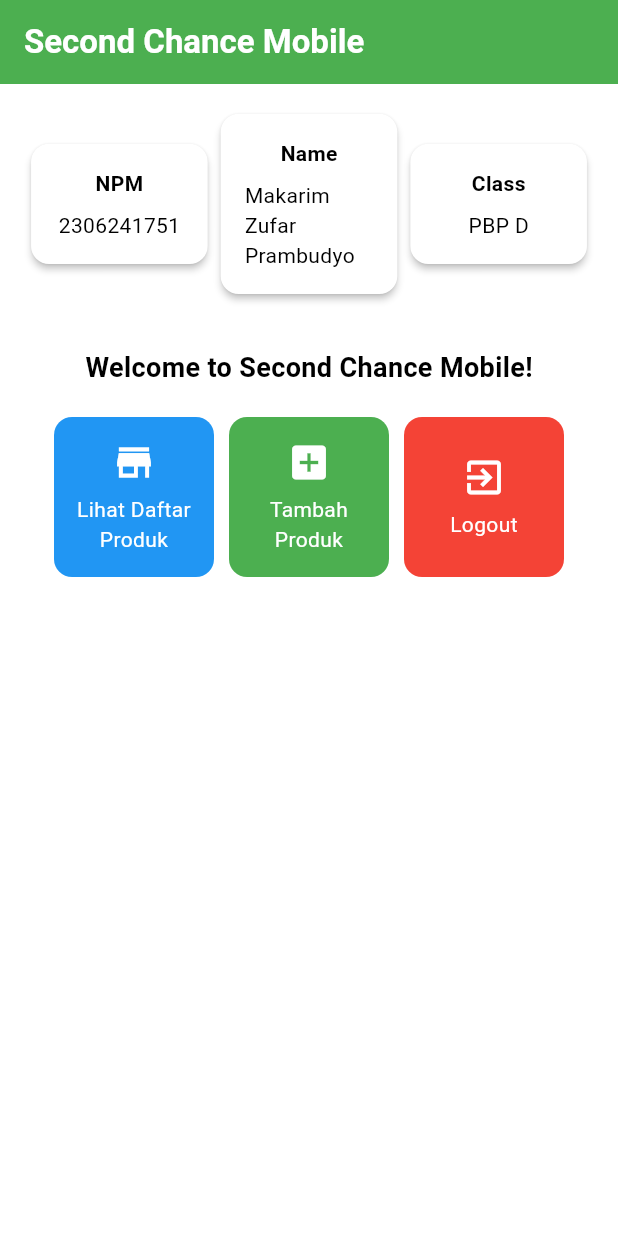
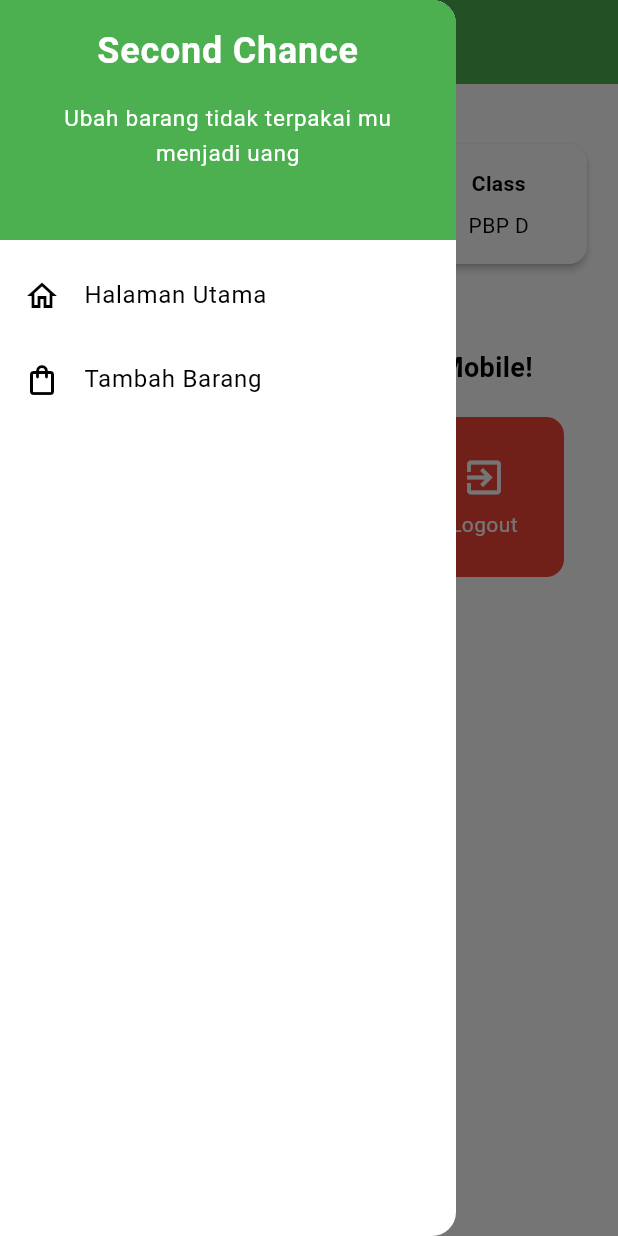
Before and after one commit to MakarimZufar/SecondChanceMobile, a Flutter app: the screen it shows after launch, with the side drawer open (before the commit the screen has no drawer), on a phone screen of 412 x 824 dp. Run offline on Flutter 3.47's test engine with Material 3 defaults, Android fonts, the phone set to English and light mode, and no system bars.

Commit message:
selesai tugas 8

```diff
--- a/lib/main.dart
+++ b/lib/main.dart
@@ -1,5 +1,5 @@
 import 'package:flutter/material.dart';
-import 'package:second_chance_mobile/menu.dart';
+import 'package:second_chance_mobile/screens/menu.dart';
 
 void main() {
   runApp(const MyApp());
--- a/lib/menu.dart
+++ b/lib/screens/menu.dart
@@ -1,4 +1,6 @@
 import 'package:flutter/material.dart';
+import 'package:second_chance_mobile/widgets/left_drawer.dart';
+import 'package:second_chance_mobile/widgets/product_card.dart';
 
 class MyHomePage extends StatelessWidget {
     final String npm = '2306241751'; // NPM
@@ -23,6 +25,7 @@ class MyHomePage extends StatelessWidget {
     return Scaffold(
       // AppBar adalah bagian atas halaman yang menampilkan judul.
       appBar: AppBar(
+        iconTheme: const IconThemeData(color: Colors.white),
         // Judul aplikasi "second chance mobile" dengan teks putih dan tebal.
         title: const Text(
           'Second Chance Mobile',
@@ -34,6 +37,7 @@ class MyHomePage extends StatelessWidget {
         // Warna latar belakang AppBar diambil dari skema warna tema aplikasi.
         backgroundColor: Theme.of(context).colorScheme.primary,
       ),
+      drawer: const LeftDrawer(),
       // Body halaman dengan padding di sekelilingnya.
       body: Padding(
         padding: const EdgeInsets.all(16.0),
@@ -130,67 +134,3 @@ class InfoCard extends StatelessWidget {
     );
   }
 }
-
-class ItemHomepage {
-  final String name;
-  final IconData icon;
-
-  ItemHomepage(this.name, this.icon);
-}
-
-class ItemCard extends StatelessWidget {
-  final ItemHomepage item;
-
-  const ItemCard(this.item, {super.key});
-
-  Color getColor() {
-    switch (item.name) {
-      case "Lihat Daftar Produk":
-        return Colors.blue; // Warna untuk tombol "Lihat Daftar Produk"
-      case "Tambah Produk":
-        return Colors.green; // Warna untuk tombol "Tambah Produk"
-      case "Logout":
-        return Colors.red; // Warna untuk tombol "Logout"
-      default:
-        return Colors.grey; // Default warna jika ada yang lain
-    }
-  }
-
-  @override
-  Widget build(BuildContext context) {
-    return Material(
-      color: getColor(), // Pakai warna yang ditentukan oleh fungsi getColor
-      borderRadius: BorderRadius.circular(12),
-      child: InkWell(
-        onTap: () {
-          ScaffoldMessenger.of(context)
-            ..hideCurrentSnackBar()
-            ..showSnackBar(SnackBar(
-              content: Text("Kamu telah menekan tombol ${item.name}!"),
-            ));
-        },
-        child: Container(
-          padding: const EdgeInsets.all(8),
-          child: Center(
-            child: Column(
-              mainAxisAlignment: MainAxisAlignment.center,
-              children: [
-                Icon(
-                  item.icon,
-                  color: Colors.white,
-                  size: 30.0,
-                ),
-                const Padding(padding: EdgeInsets.all(3)),
-                Text(
-                  item.name,
-                  textAlign: TextAlign.center,
-                  style: const TextStyle(color: Colors.white),
-                ),
-              ],
-            ),
-          ),
-        ),
-      ),
-    );
-  }
-}
--- /dev/null
+++ b/lib/widgets/left_drawer.dart
@@ -0,0 +1,69 @@
+import 'package:flutter/material.dart';
+import 'package:second_chance_mobile/screens/menu.dart';
+import 'package:second_chance_mobile/screens/productentry_form.dart';
+
+class LeftDrawer extends StatelessWidget {
+  const LeftDrawer({super.key});
+
+  @override
+  Widget build(BuildContext context) {
+    return Drawer(
+      child: ListView(
+        children: [
+          DrawerHeader(
+              decoration: BoxDecoration(
+              color: Theme.of(context).colorScheme.primary,
+            ),
+            child: const Column(
+              children: [
+                Text(
+                  'Second Chance',
+                  textAlign: TextAlign.center,
+                  style: TextStyle(
+                    fontSize: 24,
+                    fontWeight: FontWeight.bold,
+                    color: Colors.white,
+                  ),
+                ),
+                Padding(padding: EdgeInsets.all(8)),
+                Text(
+                  "Ubah barang tidak terpakai mu menjadi uang",
+                    style: TextStyle(
+                    fontSize: 15,
+                    fontWeight: FontWeight.normal,
+                    color: Colors.white,
+                    ),
+                    textAlign: TextAlign.center,
+                ),
+              ],
+            ),
+              ),
+          ListTile(
+            leading: const Icon(Icons.home_outlined),
+            title: const Text('Halaman Utama'),
+            // Bagian redirection ke MyHomePage
+            onTap: () {
+              Navigator.pushReplacement(
+                  context,
+                  MaterialPageRoute(
+                    builder: (context) => MyHomePage(),
+                  ));
+            },
+          ),
+          ListTile(
+            leading: const Icon(Icons.shopping_bag_outlined),
+            title: const Text('Tambah Barang'),
+            // Bagian redirection ke MoodEntryFormPage
+            onTap: () {
+        Navigator.pushReplacement(
+          context,
+          MaterialPageRoute(
+          builder: (context) => ProductEntryFormPage(),
+          ));
+            },
+          ),
+        ],
+      ),
+    );
+  }
+}
--- /dev/null
+++ b/lib/widgets/product_card.dart
@@ -0,0 +1,73 @@
+import 'package:flutter/material.dart';
+import 'package:second_chance_mobile/screens/productentry_form.dart';
+
+class ItemHomepage {
+  final String name;
+  final IconData icon;
+
+  ItemHomepage(this.name, this.icon);
+}
+
+class ItemCard extends StatelessWidget {
+  final ItemHomepage item;
+
+  const ItemCard(this.item, {super.key});
+
+  Color getColor() {
+    switch (item.name) {
+      case "Lihat Daftar Produk":
+        return Colors.blue; // Warna untuk tombol "Lihat Daftar Produk"
+      case "Tambah Produk":
+        return Colors.green; // Warna untuk tombol "Tambah Produk"
+      case "Logout":
+        return Colors.red; // Warna untuk tombol "Logout"
+      default:
+        return Colors.grey; // Default warna jika ada yang lain
+    }
+  }
+
+  @override
+  Widget build(BuildContext context) {
+    return Material(
+      color: getColor(), // Pakai warna yang ditentukan oleh fungsi getColor
+      borderRadius: BorderRadius.circular(12),
+      child: InkWell(
+        onTap: () {
+          ScaffoldMessenger.of(context)
+            ..hideCurrentSnackBar()
+            ..showSnackBar(SnackBar(
+              content: Text("Kamu telah menekan tombol ${item.name}!"),
+            ));
+          // Navigate ke route yang sesuai (tergantung jenis tombol)
+          if (item.name == "Tambah Produk") {
+            Navigator.push(
+              context,
+              MaterialPageRoute(builder: (context) => ProductEntryFormPage()),
+            );
+          }
+        },
+        child: Container(
+          padding: const EdgeInsets.all(8),
+          child: Center(
+            child: Column(
+              mainAxisAlignment: MainAxisAlignment.center,
+              children: [
+                Icon(
+                  item.icon,
+                  color: Colors.white,
+                  size: 30.0,
+                ),
+                const Padding(padding: EdgeInsets.all(3)),
+                Text(
+                  item.name,
+                  textAlign: TextAlign.center,
+                  style: const TextStyle(color: Colors.white),
+                ),
+              ],
+            ),
+          ),
+        ),
+      ),
+    );
+  }
+}
```
Also changed, not shown: lib/screens/productentry_form.dart (added, +161 -0 lines).
